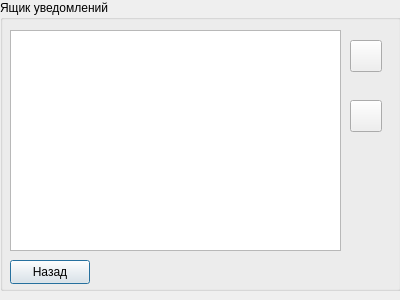
Qt form forms/fourth.ui (YupiSoftwarePunk/Flirt-Finder) before a commit.
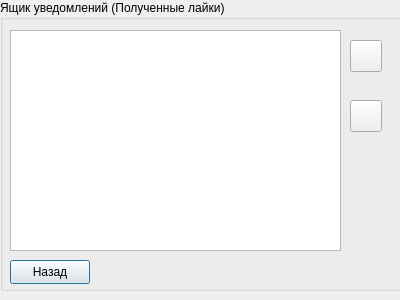
The same form after that commit. Icons and pictures are not drawn.

Commit message: Created elements in 5th form and added code for working

Patch:
```diff
--- a/forms/fourth.ui
+++ b/forms/fourth.ui
@@ -23,7 +23,7 @@
     </rect>
    </property>
    <property name="title">
-    <string>Ящик уведомлений</string>
+    <string>Ящик уведомлений (Полученные лайки)</string>
    </property>
    <widget class="QPushButton" name="BackButton">
     <property name="geometry">
```
The commit also changes 5 other files.
